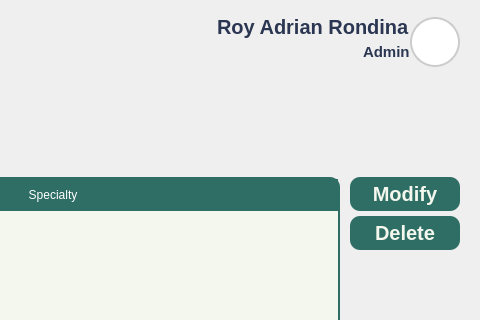
Above: Views/Admin_Staffs.ui from VinsmokeSanji69/COVACHA_CLINIC_SYSTEM before the change; both pictures show x 719 to 1199 and y 0 to 320 of the 1199 by 853 pixel window. Below: the same form after it.
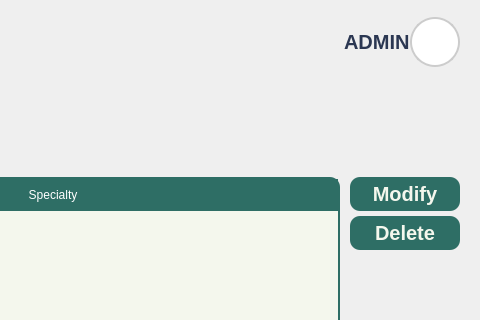
That is the form after the change. Icons and pictures are not drawn.

The edit to the form file:
```diff
--- a/Views/Admin_Staffs.ui
+++ b/Views/Admin_Staffs.ui
@@ -455,20 +455,10 @@
              <property name="spacing">
               <number>0</number>
              </property>
-             <item alignment="Qt::AlignRight">
+             <item alignment="Qt::AlignRight|Qt::AlignVCenter">
               <widget class="QLabel" name="UserName">
                <property name="text">
-                <string>Roy Adrian Rondina</string>
-               </property>
-               <property name="alignment">
-                <set>Qt::AlignLeading</set>
-               </property>
-              </widget>
-             </item>
-             <item alignment="Qt::AlignRight">
-              <widget class="QLabel" name="UserType">
-               <property name="text">
-                <string>Admin</string>
+                <string>ADMIN</string>
                </property>
                <property name="alignment">
                 <set>Qt::AlignLeading</set>
```
Left out of the diff: 4 changed lines with no effect on the pictures.
